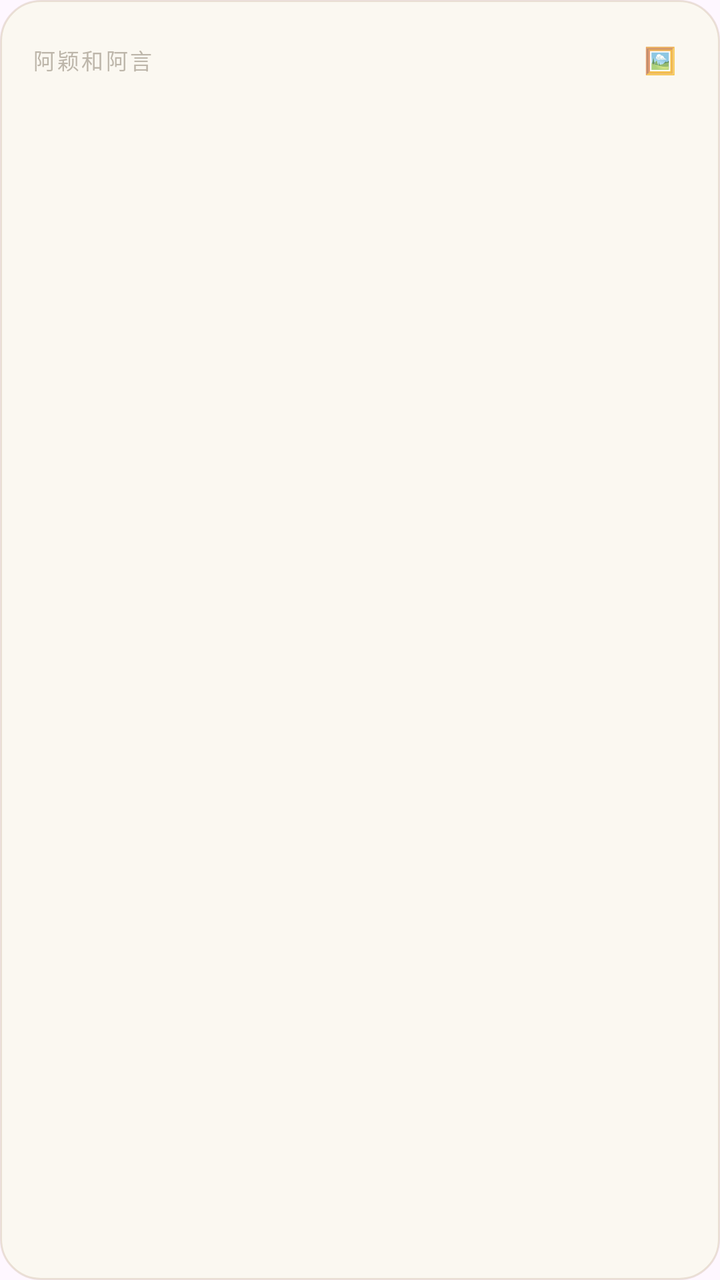
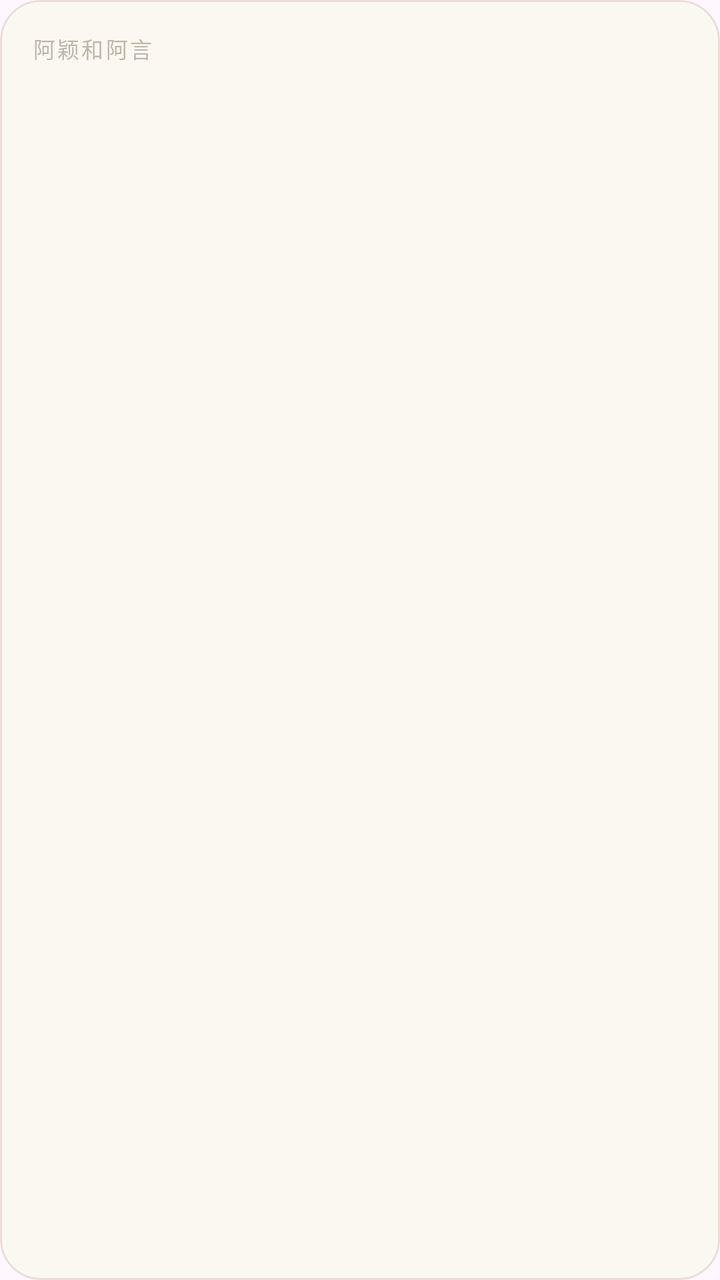

Before-and-after screenshots of an Android layout around one commit, followed by the original layout XML and the change that was made.
<!-- AndroidManifest.xml: application theme Theme.Roost -->
<!-- res/layout/days_widget_layout.xml -->
<?xml version="1.0" encoding="utf-8"?>
<FrameLayout xmlns:android="http://schemas.android.com/apk/res/android"
    android:id="@+id/days_root" android:layout_width="match_parent" android:layout_height="match_parent"
    android:background="@drawable/days_widget_bg">
    <ImageView android:id="@+id/days_bg" android:layout_width="match_parent" android:layout_height="match_parent"
        android:scaleType="centerCrop" android:visibility="gone" />
    <View android:id="@+id/days_scrim" android:layout_width="match_parent" android:layout_height="match_parent"
        android:background="#40000000" android:visibility="gone" />
    <LinearLayout android:layout_width="match_parent" android:layout_height="match_parent"
        android:orientation="vertical" android:padding="16dp">
        <LinearLayout android:layout_width="match_parent" android:layout_height="wrap_content" android:gravity="center_vertical">
            <TextView android:id="@+id/days_label" android:layout_width="0dp" android:layout_weight="1" android:layout_height="wrap_content"
                android:text="阿颖和阿言" android:textColor="#99948A7C" android:textSize="11sp" android:letterSpacing="0.1" />
            <TextView android:id="@+id/days_pick" android:layout_width="28dp" android:layout_height="28dp" android:gravity="center"
                android:text="🖼" android:textSize="13sp" android:alpha="0.7" />
        </LinearLayout>
        <TextView android:id="@+id/days_count" android:layout_width="wrap_content" android:layout_height="wrap_content"
            android:layout_marginTop="2dp" android:textColor="#FFB0784A" android:textSize="24sp" android:textStyle="bold"
            android:shadowColor="#33000000" android:shadowRadius="2" />
        <TextView android:id="@+id/days_line" android:layout_width="match_parent" android:layout_height="0dp" android:layout_weight="1"
            android:layout_marginTop="6dp" android:gravity="center_vertical" android:maxLines="3" android:ellipsize="end"
            android:textColor="#FF3A332B" android:textSize="14sp" android:lineSpacingExtra="3dp"
            android:shadowColor="#33000000" android:shadowRadius="2" />
    </LinearLayout>
</FrameLayout>
<!-- resources referenced by this layout -->
<resources>
  <!-- drawable days_widget_bg (drawable) -->
  <?xml version="1.0" encoding="utf-8"?>
  <shape xmlns:android="http://schemas.android.com/apk/res/android" android:shape="rectangle">
      <solid android:color="#F2FBF8F1" />
      <stroke android:width="1dp" android:color="#33A07850" />
      <corners android:radius="20dp" />
  </shape>
  <style name="Theme.Roost" parent="Theme.Material3.DayNight.NoActionBar">
          <item name="android:statusBarColor">@android:color/transparent</item>
          <item name="android:navigationBarColor">@android:color/transparent</item>
          <item name="android:windowDrawsSystemBarBackgrounds">true</item>
          
          <item name="android:windowLightStatusBar">false</item>
      </style>
</resources>

<!-- the commit's change to res/layout/days_widget_layout.xml (unified diff, before → after) -->
@@ -4,16 +4,13 @@
     android:background="@drawable/days_widget_bg">
     <ImageView android:id="@+id/days_bg" android:layout_width="match_parent" android:layout_height="match_parent"
         android:scaleType="centerCrop" android:visibility="gone" />
-    <View android:id="@+id/days_scrim" android:layout_width="match_parent" android:layout_height="match_parent"
-        android:background="#40000000" android:visibility="gone" />
+    
+    <ImageView android:id="@+id/days_scrim" android:layout_width="match_parent" android:layout_height="match_parent"
+        android:src="#40000000" android:scaleType="fitXY" android:visibility="gone" />
     <LinearLayout android:layout_width="match_parent" android:layout_height="match_parent"
         android:orientation="vertical" android:padding="16dp">
-        <LinearLayout android:layout_width="match_parent" android:layout_height="wrap_content" android:gravity="center_vertical">
-            <TextView android:id="@+id/days_label" android:layout_width="0dp" android:layout_weight="1" android:layout_height="wrap_content"
-                android:text="阿颖和阿言" android:textColor="#99948A7C" android:textSize="11sp" android:letterSpacing="0.1" />
-            <TextView android:id="@+id/days_pick" android:layout_width="28dp" android:layout_height="28dp" android:gravity="center"
-                android:text="🖼" android:textSize="13sp" android:alpha="0.7" />
-        </LinearLayout>
+        <TextView android:id="@+id/days_label" android:layout_width="wrap_content" android:layout_height="wrap_content"
+            android:text="阿颖和阿言" android:textColor="#99948A7C" android:textSize="11sp" android:letterSpacing="0.1" />
         <TextView android:id="@+id/days_count" android:layout_width="wrap_content" android:layout_height="wrap_content"
             android:layout_marginTop="2dp" android:textColor="#FFB0784A" android:textSize="24sp" android:textStyle="bold"
             android:shadowColor="#33000000" android:shadowRadius="2" />
